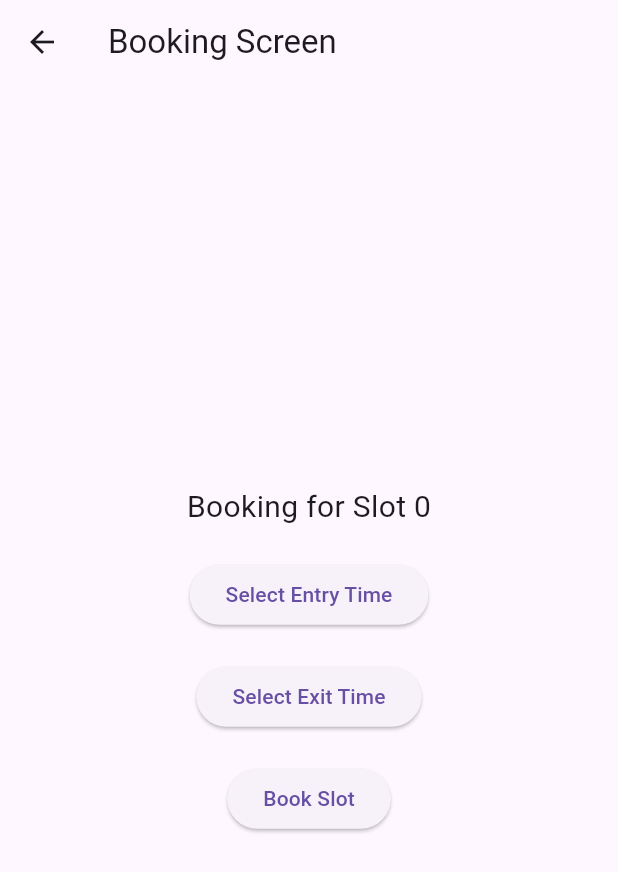
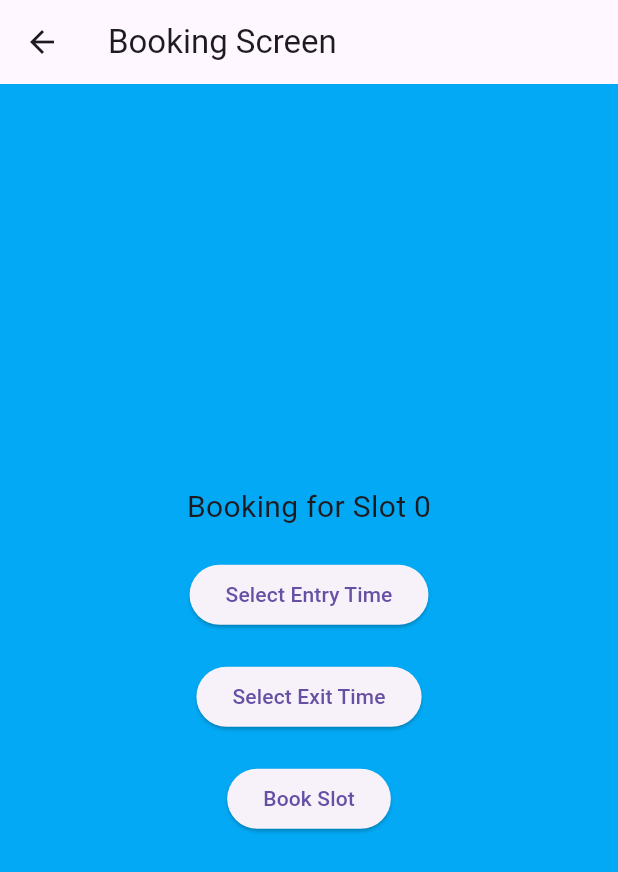
Before and after one commit to NightHunter786/Smart-Parking-System, a Flutter app: the BookingScreen screen opened directly with empty values, on a phone screen of 412 x 824 dp. Shown: the top 872 px of the screen. Run offline on Flutter 3.47's test engine with Material 3 defaults, Android fonts, the phone set to English and light mode, and no system bars; our stand-ins replace firebase_auth, firebase_core, firebase_database, shared_preferences; accounts and stored records are empty.

Commit message:
booking screen

```diff
--- a/lib/screens/booking_screen.dart
+++ b/lib/screens/booking_screen.dart
@@ -19,6 +19,7 @@ class _BookingScreenState extends State<BookingScreen> {
       appBar: AppBar(
         title: Text('Booking Screen'),
       ),
+      backgroundColor: Colors.lightBlue,
       body: Center(
         child: Column(
           mainAxisAlignment: MainAxisAlignment.center,
```
